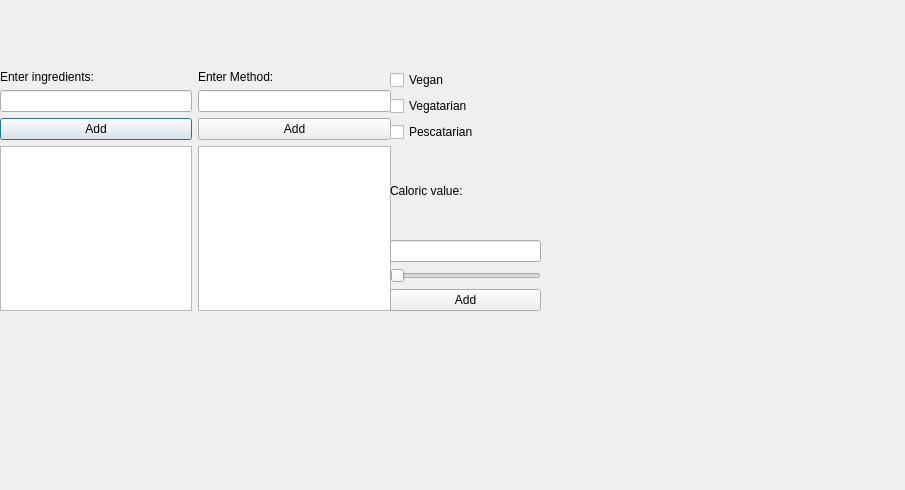
First picture: the form in newrecipewindow.ui, repository callum-4/CS4076, before the edit.
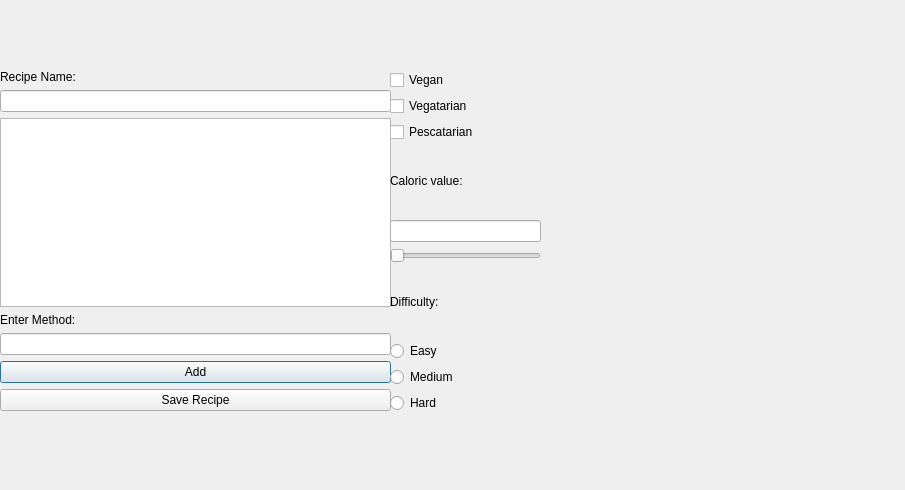
Second picture: the form after the edit.

What changed in the file:
```diff
--- a/newrecipewindow.ui
+++ b/newrecipewindow.ui
@@ -19,54 +19,51 @@
      <x>0</x>
      <y>70</y>
      <width>391</width>
-     <height>241</height>
+     <height>341</height>
     </rect>
    </property>
    <layout class="QGridLayout" name="gridLayout">
-    <item row="7" column="0">
-     <widget class="QListWidget" name="ingredientList"/>
-    </item>
-    <item row="2" column="0">
-     <widget class="QLineEdit" name="enterIngredient">
-      <property name="text">
-       <string/>
-      </property>
-     </widget>
-    </item>
-    <item row="3" column="0">
-     <widget class="QPushButton" name="addIngredient">
-      <property name="text">
-       <string>Add</string>
-      </property>
-     </widget>
-    </item>
     <item row="1" column="0">
-     <widget class="QLabel" name="label">
+     <widget class="QLineEdit" name="recipeName">
       <property name="text">
-       <string>Enter ingredients:</string>
+       <string/>
       </property>
      </widget>
     </item>
-    <item row="2" column="1">
+    <item row="9" column="0">
+     <widget class="QPushButton" name="addMethod">
+      <property name="text">
+       <string>Add</string>
+      </property>
+     </widget>
+    </item>
+    <item row="6" column="0">
+     <widget class="QListWidget" name="methodList"/>
+    </item>
+    <item row="8" column="0">
      <widget class="QLineEdit" name="enterMethod"/>
     </item>
-    <item row="1" column="1">
+    <item row="10" column="0">
+     <widget class="QPushButton" name="saveRecipe">
+      <property name="text">
+       <string>Save Recipe</string>
+      </property>
+     </widget>
+    </item>
+    <item row="7" column="0">
      <widget class="QLabel" name="label_2">
       <property name="text">
        <string>Enter Method:</string>
       </property>
      </widget>
     </item>
-    <item row="3" column="1">
-     <widget class="QPushButton" name="addMethod">
+    <item row="0" column="0">
+     <widget class="QLabel" name="label_4">
       <property name="text">
-       <string>Add</string>
+       <string>Recipe Name:</string>
       </property>
      </widget>
     </item>
-    <item row="7" column="1">
-     <widget class="QListWidget" name="methodList"/>
-    </item>
    </layout>
   </widget>
   <widget class="QWidget" name="verticalLayoutWidget">
@@ -75,7 +72,7 @@
      <x>390</x>
      <y>70</y>
      <width>151</width>
-     <height>241</height>
+     <height>343</height>
     </rect>
    </property>
    <layout class="QVBoxLayout" name="verticalLayout">
@@ -118,9 +115,30 @@
      </widget>
     </item>
     <item>
-     <widget class="QPushButton" name="addCalorie">
+     <widget class="QLabel" name="label">
       <property name="text">
-       <string>Add</string>
+       <string>Difficulty:</string>
+      </property>
+     </widget>
+    </item>
+    <item>
+     <widget class="QRadioButton" name="easyButton">
+      <property name="text">
+       <string>Easy</string>
+      </property>
+     </widget>
+    </item>
+    <item>
+     <widget class="QRadioButton" name="mediumButton">
+      <property name="text">
+       <string>Medium</string>
+      </property>
+     </widget>
+    </item>
+    <item>
+     <widget class="QRadioButton" name="hardButton">
+      <property name="text">
+       <string>Hard</string>
       </property>
      </widget>
     </item>
```
